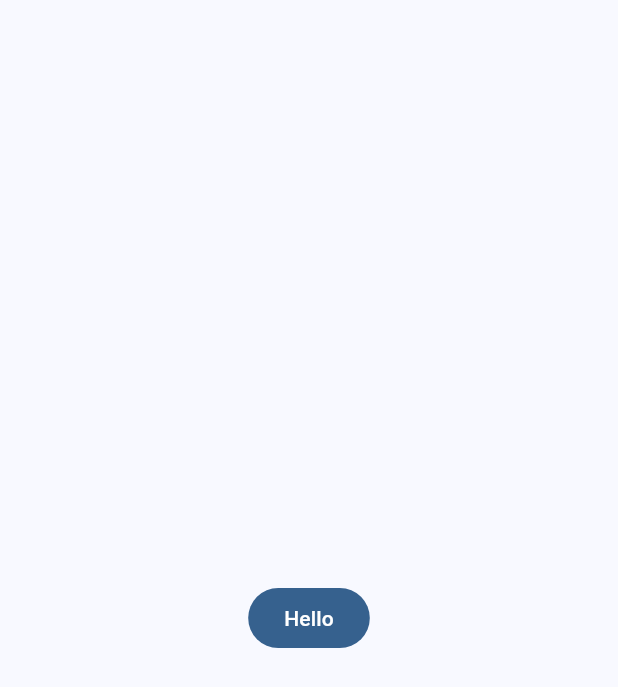
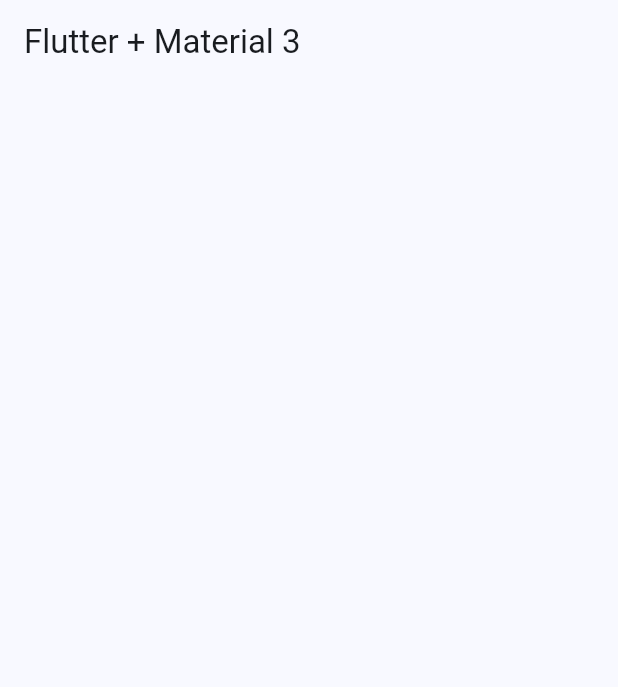
Before and after one commit to Lnx1408/widgets_app, a Flutter app: the screen it shows after launch, on a phone screen of 412 x 824 dp. Shown: the top 687 px of the screen. Run offline on Flutter 3.47's test engine with Material 3 defaults, Android fonts, the phone set to English and light mode, and no system bars.

```diff
--- a/lib/config/theme/app_theme.dart
+++ b/lib/config/theme/app_theme.dart
@@ -24,7 +24,9 @@ class AppTheme {
             'Selected color must be lees or equal than ${colorList.length - 1}');
 
   ThemeData getTheme() => ThemeData(
-      useMaterial3: true,
-      colorSchemeSeed: colorList[selectedColor],
-      brightness: Brightness.light);
+        useMaterial3: true,
+        colorSchemeSeed: colorList[selectedColor],
+        appBarTheme: const AppBarTheme(centerTitle: false),
+        brightness: Brightness.light,
+      );
 }
--- a/lib/main.dart
+++ b/lib/main.dart
@@ -1,5 +1,6 @@
 import 'package:flutter/material.dart';
 import 'package:widgets_app/config/theme/app_theme.dart';
+import 'package:widgets_app/presentation/screens/home/home_screen.dart';
 
 void main() {
   runApp(const MainApp());
@@ -13,11 +14,7 @@ class MainApp extends StatelessWidget {
     return MaterialApp(
       debugShowCheckedModeBanner: false,
       theme: AppTheme(selectedColor: 0).getTheme(),
-      home: Scaffold(
-        body: Center(
-          child: FilledButton(onPressed: () {}, child: const Text('Hello')),
-        ),
-      ),
+      home: const HomeScreem(),
     );
   }
 }
--- /dev/null
+++ b/lib/presentation/screens/home/home_screen.dart
@@ -0,0 +1,14 @@
+import 'package:flutter/material.dart';
+
+class HomeScreem extends StatelessWidget {
+  const HomeScreem({super.key});
+
+  @override
+  Widget build(BuildContext context) {
+    return Scaffold(
+      appBar: AppBar(
+        title: const Text('Flutter + Material 3'),
+      ),
+    );
+  }
+}
```
Also changed, not shown: lib/config/menu/menu_items.dart (added, +30 -0 lines).
